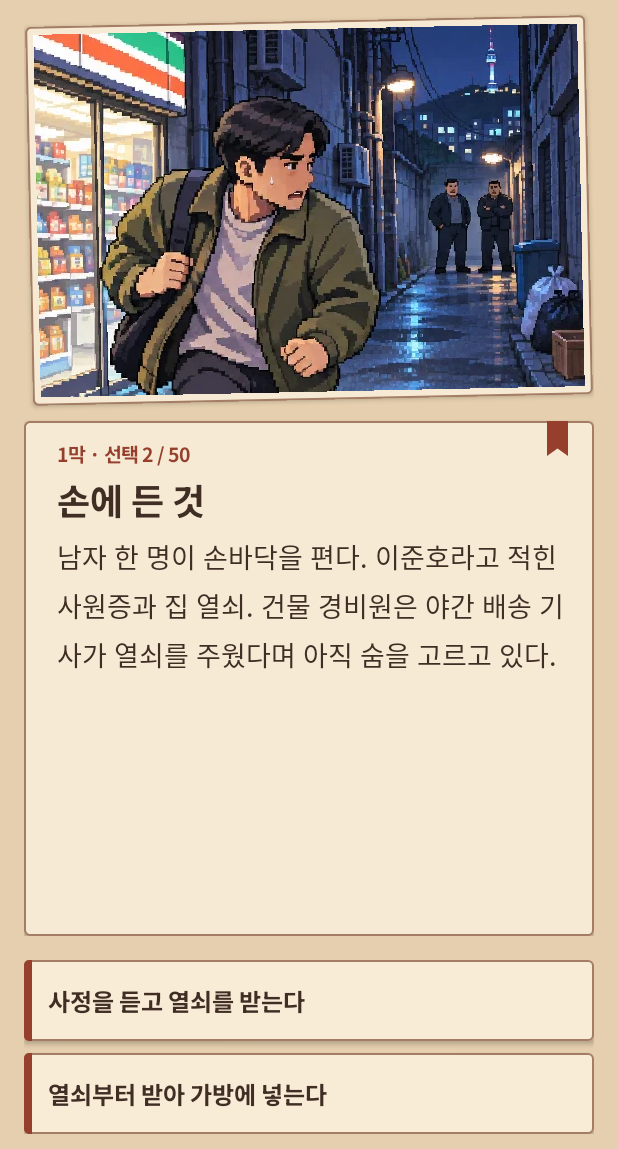
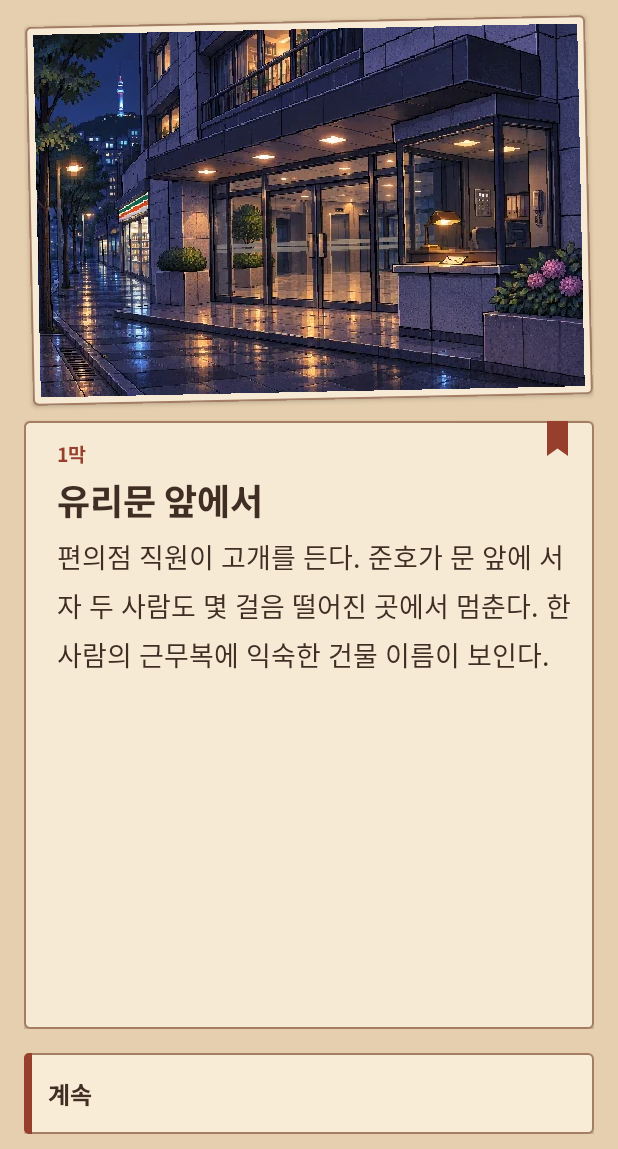
Before and after one commit to powerfulHimchan/GoStop, an Android app: the screen it shows after launch (MainActivity), after a tap on "편의점 불빛 앞에서 멈춘다", on a phone screen of 412 x 824 dp, the part 87-1236 px from its top. Run offline under Robolectric (Android 15) with nearby library versions, the phone set to English and light mode, and no system bars; Roboto replaces fonts that are not available here; 1 statement that could not run was skipped.

Commit message:
Add inventory grid and strengthen GoStop story branches

```diff
--- a/app/build.gradle
+++ b/app/build.gradle
@@ -10,8 +10,8 @@ android {
         applicationId 'com.powerfulhimchan.gostop'
         minSdk 23
         targetSdk 35
-        versionCode 5
-        versionName '0.3.1'
+        versionCode 6
+        versionName '0.4.0'
     }
 
     compileOptions {
--- a/app/src/main/java/com/powerfulhimchan/gostop/BranchingGame.java
+++ b/app/src/main/java/com/powerfulhimchan/gostop/BranchingGame.java
@@ -28,14 +28,27 @@ final class BranchingGame {
     }
 
     static BranchingGame restore(Story story, String saved) {
+        return restore(story, saved, false);
+    }
+
+    static BranchingGame restorePrevious(Story story, String saved) {
+        return restore(story, saved, true);
+    }
+
+    private static BranchingGame restore(Story story, String saved, boolean previousVersion) {
         BranchingGame game = start(story);
         for (String key : saved.split(",")) {
+            List<Choice> options = game.choices();
             Choice next = null;
-            for (Choice option : game.choices()) {
+            for (Choice option : options) {
                 if (option.saveId.equals(key)) {
                     next = option;
                     break;
                 }
+            }
+            // Updated branches can introduce a new scene at an existing decision.
+            if (next == null && previousVersion && !options.isEmpty() && key.matches("[a-z0-9_]+:[ab]")) {
+                next = options.get(key.endsWith(":a") ? 0 : 1);
             }
             if (next == null) {
                 break;
@@ -91,6 +104,10 @@ final class BranchingGame {
 
     Story.Art art() {
         return isEnding() ? ending.art : scene().art;
+    }
+
+    List<Story.Interlude> interludes() {
+        return history.isEmpty() ? Collections.emptyList() : history.get(history.size() - 1).interludes;
     }
 
     Set<Item> inventory() {
@@ -158,7 +175,8 @@ final class BranchingGame {
         REST, PRESSURE, FRIEND, QUIET, RUN, COOK, MUSIC, METRICS, RESTART,
         WORK, WRITE, SEARCH, CASH, DELEGATE, PILOT, EDITOR, APPLIED, OFFER,
         SOLD, NO_PLAN, STRAIN, OUT_OF_OFFICE, LOSING_FRIEND,
-        TEAM, AUTHOR, LEAVE, STAY, BOOK, STRETCH, COUNT, HOUSE, DISTANCE
+        TEAM, AUTHOR, LEAVE, STAY, BOOK, STRETCH, COUNT, HOUSE, DISTANCE,
+        SLIP, SAVED_NIGHT, REPORTED_DELAY, ROUTE_TEST, SAW_PATTERN
     }
 
     enum Item {
@@ -168,7 +186,8 @@ final class BranchingGame {
         GUITAR(Mark.GUITAR, "통기타", "준호가 오래 간직해 온 악기. 서랍에는 접힌 악보가 함께 있었다."),
         HANDOFF(Mark.HANDOFF, "인계 메모", "업무를 나눌 수 있도록 담당자와 남은 일정을 정리한 메모."),
         PORTFOLIO(Mark.PORTFOLIO, "포트폴리오", "준호가 맡았던 일과 함께 일한 사람을 기록한 문서."),
-        MANUSCRIPT(Mark.MANUSCRIPT, "원고 묶음", "열세 달 동안 써 온 글 가운데 다시 읽고 싶은 문장들을 모은 원고.");
+        MANUSCRIPT(Mark.MANUSCRIPT, "원고 묶음", "일 년 넘게 써 온 글 가운데 다시 읽고 싶은 문장들을 모은 원고."),
+        SLIP(Mark.SLIP, "야간 배송 전표", "배송 기사가 건넨 종이. 맨 아래 야간 연락처에 이준호라는 이름이 적혀 있다.");
 
         final Mark mark;
         final String name;
@@ -188,15 +207,20 @@ final class BranchingGame {
         final EnumSet<Mark> added;
         final EnumSet<Mark> removed;
         final int endingId;
+        final Story.Motion motion;
+        final List<Story.Interlude> interludes;
 
         Choice(String saveId, String label, String effect, EnumSet<Mark> added,
-               EnumSet<Mark> removed, int endingId) {
+               EnumSet<Mark> removed, int endingId, Story.Motion motion,
+               List<Story.Interlude> interludes) {
             this.saveId = saveId;
             this.label = label;
             this.effect = effect;
             this.added = added;
             this.removed = removed;
             this.endingId = endingId;
+            this.motion = motion;
+            this.interludes = interludes;
         }
     }
 }
--- a/app/src/main/java/com/powerfulhimchan/gostop/MainActivity.java
+++ b/app/src/main/java/com/powerfulhimchan/gostop/MainActivity.java
@@ -33,7 +33,9 @@ import java.nio.charset.StandardCharsets;
 import java.util.Set;
 
 public final class MainActivity extends Activity {
-    private static final String SAVE = "choices_v2";
+    private static final String SAVE = "choices_v3";
+    private static final String PREVIOUS_SAVE = "choices_v2";
+    private static final String INTERLUDE_INDEX = "interlude_index";
     private static final String INVENTORY_OPEN = "inventory_open";
     private static final int PAPER = 0xFFF6EAD5;
     private static final int BUTTON_PAPER = 0xFFF9ECD7;
@@ -44,6 +46,7 @@ public final class MainActivity extends Activity {
     private SharedPreferences progress;
     private Story story;
     private BranchingGame game;
+    private int interludeIndex = -1;
     private Typeface regular;
     private Typeface bold;
     private ScrollView scroll;
@@ -68,7 +71,16 @@ public final class MainActivity extends Activity {
         } catch (IOException e) {
             throw new IllegalStateException("Could not load GoStop story", e);
         }
-        game = BranchingGame.restore(story, progress.getString(SAVE, ""));
+        if (progress.contains(SAVE)) {
+            game = BranchingGame.restore(story, progress.getString(SAVE, ""));
+            int savedInterlude = progress.getInt(INTERLUDE_INDEX, -1);
+            if (savedInterlude >= 0 && savedInterlude < game.interludes().size()) {
+                interludeIndex = savedInterlude;
+            }
+        } else {
+            game = BranchingGame.restorePrevious(story, progress.getString(PREVIOUS_SAVE, ""));
+            saveProgress();
+        }
         buildLayout();
         showScene();
         if (savedInstanceState != null && savedInstanceState.getBoolean(INVENTORY_OPEN)) {
@@ -214,9 +226,10 @@ public final class MainActivity extends Activity {
     }
 
     private void showScene() {
-        artwork.show(game.art());
-        title.setText(game.title());
-        String narrative = game.description();
+        Story.Interlude interlude = interludeIndex < 0 ? null : game.interludes().get(interludeIndex);
+        artwork.show(interlude == null ? game.art() : interlude.art);
+        title.setText(interlude == null ? game.title() : interlude.title);
+        String narrative = interlude == null ? game.description() : interlude.description;
         SpannableStringBuilder body = new SpannableStringBuilder(narrative);
         Set<BranchingGame.Item> inventory = game.inventory();
         for (BranchingGame.Item item : inventory) {
@@ -230,7 +243,14 @@ public final class MainActivity extends Activity {
         description.setText(body);
         inventoryButton.setText(getString(R.string.inventory_count, inventory.size()));
         influences.removeAllViews();
-        if (game.isEnding()) {
+        buttons[1].setVisibility(interlude == null ? View.VISIBLE : View.GONE);
+        if (interlude != null) {
+            int act = (game.decisionNumber() - 2) / BranchingGame.DECISIONS_PER_ACT + 1;
+            phase.setText(getString(R.string.chapter, act));
+            buttons[0].setText(R.string.continue_story);
+            buttons[0].setOnClickListener(view -> advanceInterlude());
+            buttons[1].setOnClickListener(null);
+        } else if (game.isEnding()) {
             phase.setText(getString(R.string.ending_type, game.ending().category));
             TextView heading = text(16, BRICK, true);
             heading.setText(R.string.ending_choices);
@@ -241,10 +261,9 @@ public final class MainActivity extends Activity {
             buttons[0].setText(R.string.replay);
             buttons[0].setOnClickListener(view -> showReplay());
             buttons[1].setText(R.string.restart);
-            buttons[1].setOnClickListener(view -> changeGame(BranchingGame.start(story)));
+            buttons[1].setOnClickListener(view -> changeGame(BranchingGame.start(story), -1, null));
         } else {
-            phase.setText(getString(R.string.chapter_progress,
-                    game.act(), game.decisionNumber(), BranchingGame.DECISIONS_PER_RUN));
+            phase.setText(getString(R.string.chapter, game.act()));
             for (int i = 0; i < buttons.length; i++) {
                 BranchingGame.Choice choice = game.choices().get(i);
                 buttons[i].setText(choice.label);
@@ -256,7 +275,9 @@ public final class MainActivity extends Activity {
     private void selectChoice(BranchingGame.Choice choice) {
         Set<BranchingGame.Item> previousItems = game.inventory();
         BranchingGame next = game.choose(choice);
-        changeGame(next);
+        boolean hasInterludes = !choice.interludes.isEmpty();
+        changeGame(next, hasInterludes ? 0 : -1,
+                hasInterludes ? choice.interludes.get(0).motion : choice.motion);
         for (BranchingGame.Item item : next.inventory()) {
             if (!previousItems.contains(item)) {
                 Toast.makeText(this, getString(R.string.item_acquired, item.name), Toast.LENGTH_SHORT).show();
@@ -264,38 +285,53 @@ public final class MainActivity extends Activity {
         }
     }
 
+    private void advanceInterlude() {
+        int nextIndex = interludeIndex + 1;
+        if (nextIndex < game.interludes().size()) {
+            changeGame(game, nextIndex, game.interludes().get(nextIndex).motion);
+        } else {
+            changeGame(game, -1, Story.Motion.STOP);
+        }
+    }
+
     private void showReplay() {
         new AlertDialog.Builder(this)
                 .setTitle(R.string.replay)
-                .setItems(R.array.story_acts, (dialog, index) -> changeGame(game.replayAct(index + 1)))
+                .setItems(R.array.story_acts,
+                        (dialog, index) -> changeGame(game.replayAct(index + 1), -1, null))
                 .setNegativeButton(R.string.close, null)
                 .show();
     }
 
     private void showInventory() {
-        SpannableStringBuilder items = new SpannableStringBuilder();
-        for (BranchingGame.Item item : game.inventory()) {
-            if (items.length() > 0) {
-                items.append("\n\n");
-            }
-            int nameStart = items.length();
-            items.append(item.name);
-            items.setSpan(new StyleSpan(Typeface.BOLD), nameStart, items.length(),
-                    Spanned.SPAN_EXCLUSIVE_EXCLUSIVE);
-            items.append('\n').append(item.description);
-        }
-        if (items.length() == 0) {
-            items.append(getText(R.string.inventory_empty));
-        }
         TextView heading = text(21, INK, true);
         heading.setText(R.string.inventory);
         heading.setPadding(dp(24), dp(20), dp(24), dp(8));
-        TextView message = text(17, INK, false);
-        message.setText(items);
-        message.setPadding(dp(24), 0, dp(24), dp(12));
-        message.setLineSpacing(dp(4), 1);
+        LinearLayout contents = column();
+        contents.setPadding(dp(16), dp(4), dp(16), dp(12));
+        Set<BranchingGame.Item> items = game.inventory();
+        InventoryGrid grid = new InventoryGrid(this, items);
+        add(contents, grid, 0);
+        TextView itemName = text(17, INK, true);
+        itemName.setVisibility(View.GONE);
+        add(contents, itemName, 10);
+        TextView itemDescription = text(15, INK, false);
+        itemDescription.setLineSpacing(dp(3), 1);
+        itemDescription.setText(items.isEmpty() ? R.string.inventory_empty : R.string.inventory_hint);
+        add(contents, itemDescription, 6);
         ScrollView inventoryScroll = new ScrollView(this);
-        inventoryScroll.addView(message);
+        inventoryScroll.addView(contents);
+        grid.setOnItemSelected(item -> {
+            itemName.setText(item.name);
+            itemName.setVisibility(View.VISIBLE);
+            itemDescription.setText(item.description);
+            itemDescription.post(() -> {
+                itemDescription.requestRectangleOnScreen(
+                        new android.graphics.Rect(0, 0, itemDescription.getWidth(),
+                                itemDescription.getHeight()));
+            });
+            itemDescription.announceForAccessibility(item.name + ". " + item.description);
+        });
         inventoryDialog = new AlertDialog.Builder(this)
                 .setCustomTitle(heading)
                 .setView(inventoryScroll)
@@ -306,12 +342,20 @@ public final class MainActivity extends Activity {
         close.setTextColor(BRICK);
     }
 
-    private void changeGame(BranchingGame next) {
+    private void changeGame(BranchingGame next, int nextInterlude, Story.Motion motion) {
         game = next;
-        progress.edit().putString(SAVE, game.save()).apply();
+        interludeIndex = nextInterlude;
+        saveProgress();
         showScene();
+        if (motion != null) {
+            artwork.play(motion);
+        }
         scroll.scrollTo(0, 0);
-        title.announceForAccessibility(game.title());
+        title.announceForAccessibility(title.getText());
+    }
+
+    private void saveProgress() {
+        progress.edit().putString(SAVE, game.save()).putInt(INTERLUDE_INDEX, interludeIndex).apply();
     }
 
     private void addInfluence(BranchingGame.Choice influence) {
--- a/app/src/main/java/com/powerfulhimchan/gostop/Story.java
+++ b/app/src/main/java/com/powerfulhimchan/gostop/Story.java
@@ -27,15 +27,22 @@ final class Story {
     static Story read(Reader sceneSource, Reader endingSource) throws IOException {
         Map<Integer, Ending> endings = new HashMap<>();
         for (List<String> block : blocks(endingSource)) {
-            require(block.size() == 6, "Ending needs four epilogue lines: " + block.get(0));
+            require(block.size() >= 6, "Ending needs two epilogue paragraphs: " + block.get(0));
             String[] header = fields(block.get(0), 5);
             int id = Integer.parseInt(header[0]);
-            List<Paragraph> epilogue = new ArrayList<>();
+            List<List<Paragraph>> epilogue = new ArrayList<>();
+            List<Paragraph> variants = new ArrayList<>();
             for (int index = 2; index < block.size(); index++) {
                 String[] row = fields(block.get(index), 2);
-                epilogue.add(new Paragraph(Condition.parse(row[0]), row[1]));
+                Condition condition = Condition.parse(row[0]);
+                variants.add(new Paragraph(condition, row[1]));
+                if (condition.isFallback()) {
+                    require(variants.size() >= 2, "Missing epilogue variation: " + id);
+                    epilogue.add(variants);
+                    variants = new ArrayList<>();
+                }
             }
-            require(epilogue.get(1).condition.isFallback() && epilogue.get(3).condition.isFallback(),
+            require(epilogue.size() == 2 && variants.isEmpty(),
                     "Missing epilogue fallback: " + id);
             Ending ending = new Ending(id, header[1], Art.valueOf(header[2]),
                     header[3], block.get(1), parseMarks(header[4]), epilogue);
@@ -50,14 +57,29 @@ final class Story {
         Set<String> sceneIds = new HashSet<>();
         Set<Integer> referencedEndings = new HashSet<>();
         for (List<String> block : blocks(sceneSource)) {
-            require(block.size() == 4, "Scene needs two choices: " + block.get(0));
+            require(block.size() >= 4, "Scene needs two choices: " + block.get(0));
             String[] header = fields(block.get(0), 5);
             int step = Integer.parseInt(header[0]);
             require(step >= 1 && step <= count, "Step out of range: " + step);
             String id = header[1];
             require(id.matches("[a-z0-9_]+") && sceneIds.add(id), "Invalid or duplicate scene ID: " + id);
-            Choice first = parseChoice(id + ":a", block.get(2));
-            Choice second = parseChoice(id + ":b", block.get(3));
+            List<Interlude> firstInterludes = new ArrayList<>();
+            List<Interlude> secondInterludes = new ArrayList<>();
+            for (int index = 4; index < block.size(); index++) {
+                String[] row = fields(block.get(index), 5);
+                require(row[0].equals(">a") || row[0].equals(">b") || row[0].equals(">both"),
+                        "Unknown interlude branch: " + id);
+                Interlude interlude = new Interlude(Art.valueOf(row[1]), Motion.valueOf(row[2]),
+                        row[3], row[4].replace("\\n", "\n"));
+                if (!row[0].equals(">b")) {
+                    firstInterludes.add(interlude);
+                }
+                if (!row[0].equals(">a")) {
+                    secondInterludes.add(interlude);
+                }
+            }
+            Choice first = parseChoice(id + ":a", block.get(2), firstInterludes, Motion.ENTER_LEFT);
+            Choice second = parseChoice(id + ":b", block.get(3), secondInterludes, Motion.ENTER_RIGHT);
             for (Choice choice : Arrays.asList(first, second)) {
                 if (step == count) {
                     require(endings.containsKey(choice.endingId), "Final choice needs a known ending: " + id);
@@ -95,8 +117,10 @@ final class Story {
         return endings.get(id);
     }
 
-    private static Choice parseChoice(String id, String line) throws IOException {
-        String[] row = fields(line, 4);
+    private static Choice parseChoice(String id, String line, List<Interlude> interludes,
+                                      Motion defaultMotion) throws IOException {
+        String[] row = line.split("\\|", -1);
+        require(row.length == 4 || row.length == 5, "Invalid choice: " + id);
         EnumSet<Mark> added = EnumSet.noneOf(Mark.class);
         EnumSet<Mark> removed = EnumSet.noneOf(Mark.class);
         if (!row[2].isEmpty()) {
@@ -110,7 +134,9 @@ final class Story {
         }
         require(Collections.disjoint(added, removed), "Conflicting mark changes: " + id);
         return new Choice(id, row[0], row[1], added, removed,
-                row[3].isEmpty() ? 0 : Integer.parseInt(row[3]));
+                row[3].isEmpty() ? 0 : Integer.parseInt(row[3]),
+                row.length == 5 ? Motion.valueOf(row[4]) : defaultMotion,
+                Collections.unmodifiableList(interludes));
     }
 
     private static List<List<String>> blocks(Reader source) throws IOException {
@@ -157,7 +183,25 @@ final class Story {
     }
 
     enum Art {
-        ALLEY, OFFICE, KITCHEN, RIVER, DESK, CAFE, SUBWAY, HOME
+        ALLEY, OFFICE, KITCHEN, RIVER, DESK, CAFE, SUBWAY, HOME, ENTRY, WALK, DEPOT, GUITAR
+    }
+
+    enum Motion {
+        ENTER_LEFT, ENTER_RIGHT, RUN, STOP, PHONE, HANDOFF, TRUCK, REVEAL
+    }
+
+    static final class Interlude {
+        final Art art;
+        final Motion motion;
+        final String title;
+        final String description;
+
+        Interlude(Art art, Motion motion, String title, String description) {
+            this.art = art;
+            this.motion = motion;
+            this.title = title;
+            this.description = description;
+        }
     }
 
     static final class Scene {
@@ -185,10 +229,10 @@ final class Story {
         final String title;
         final String body;
         final List<Mark> reasons;
-        private final List<Paragraph> epilogue;
+        private final List<List<Paragraph>> epilogue;
 
         Ending(int id, String category, Art art, String title, String body, List<Mark> reasons,
-               List<Paragraph> epilogue) {
+               List<List<Paragraph>> epilogue) {
             this.id = id;
             this.category = category;
             this.art = art;
@@ -199,12 +243,16 @@ final class Story {
         }
 
         String description(EnumSet<Mark> marks) {
-            return body + "\n\n" + paragraph(0, marks) + "\n\n" + paragraph(2, marks);
+            return body + "\n\n" + paragraph(0, marks) + "\n\n" + paragraph(1, marks);
         }
 
         private String paragraph(int index, EnumSet<Mark> marks) {
-            Paragraph variant = epilogue.get(index);
-            return variant.condition.matches(marks) ? variant.text : epilogue.get(index + 1).text;
+            for (Paragraph variant : epilogue.get(index)) {
+                if (variant.condition.matches(marks)) {
+                    return variant.text;
+                }
+            }
+            throw new IllegalStateException("Missing epilogue paragraph: " + id);
         }
     }
 
--- a/app/src/main/res/values/values.xml
+++ b/app/src/main/res/values/values.xml
@@ -1,13 +1,15 @@
 <resources>
     <string name="app_name">GoStop</string>
     <string name="ending_type">%1$s 엔딩</string>
-    <string name="chapter_progress">%1$d막 · 선택 %2$d / %3$d</string>
+    <string name="chapter">%1$d막</string>
+    <string name="continue_story">계속</string>
     <string name="ending_choices">이 결말에 영향을 준 선택</string>
     <string name="replay">갈림길에서 다시</string>
     <string name="restart">처음부터 다시</string>
     <string name="inventory">소지품</string>
     <string name="inventory_count">소지품 (%1$d)</string>
     <string name="inventory_empty">아직 소지품이 없다.</string>
+    <string name="inventory_hint">아이콘을 누르면 설명을 볼 수 있어.</string>
     <string name="item_acquired">%1$s 획득</string>
     <string name="close">닫기</string>
     <string-array name="story_acts">
```
Also changed, not shown: app/src/main/assets/story/endings.txt (+7 -5 lines), app/src/main/assets/story/scenes.txt (+94 -57 lines), app/src/main/java/com/powerfulhimchan/gostop/InventoryGrid.java (added, +97 -0 lines), app/src/main/java/com/powerfulhimchan/gostop/SceneArt.java (+114 -1 lines), app/src/main/res/drawable-nodpi/inventory_icons.png (added), app/src/main/res/drawable-nodpi/story_apartment.webp (added), app/src/main/res/drawable-nodpi/story_depot.webp (added), app/src/main/res/drawable-nodpi/story_entry.webp (added), app/src/main/res/drawable-nodpi/story_walk.webp (added).
